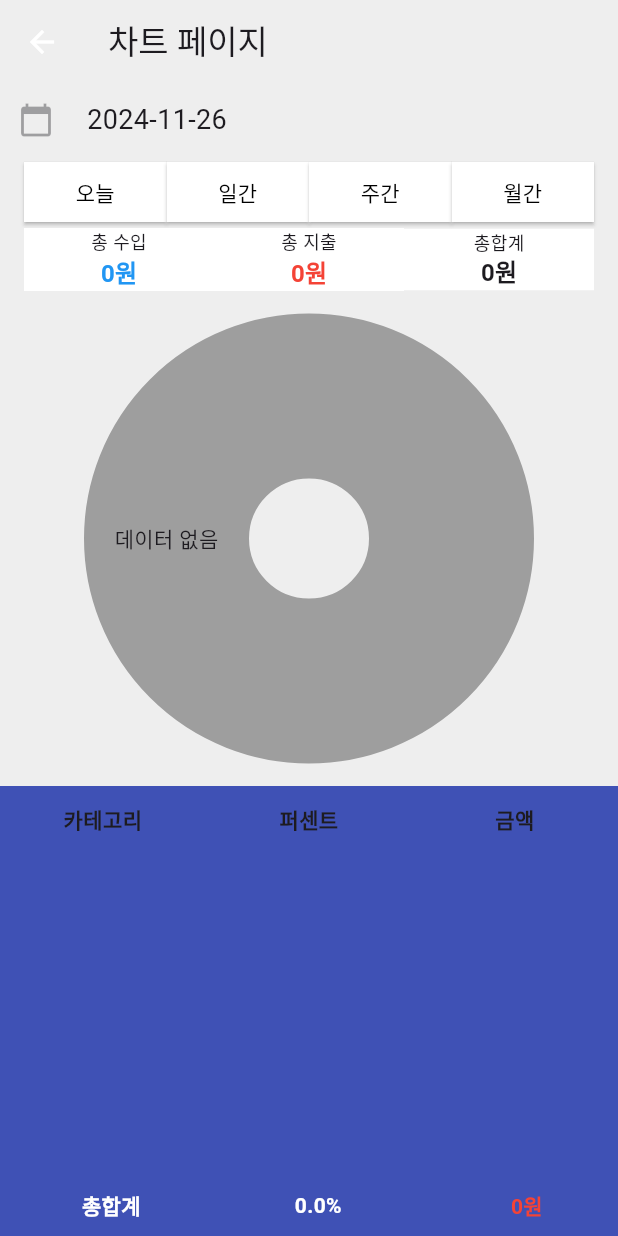
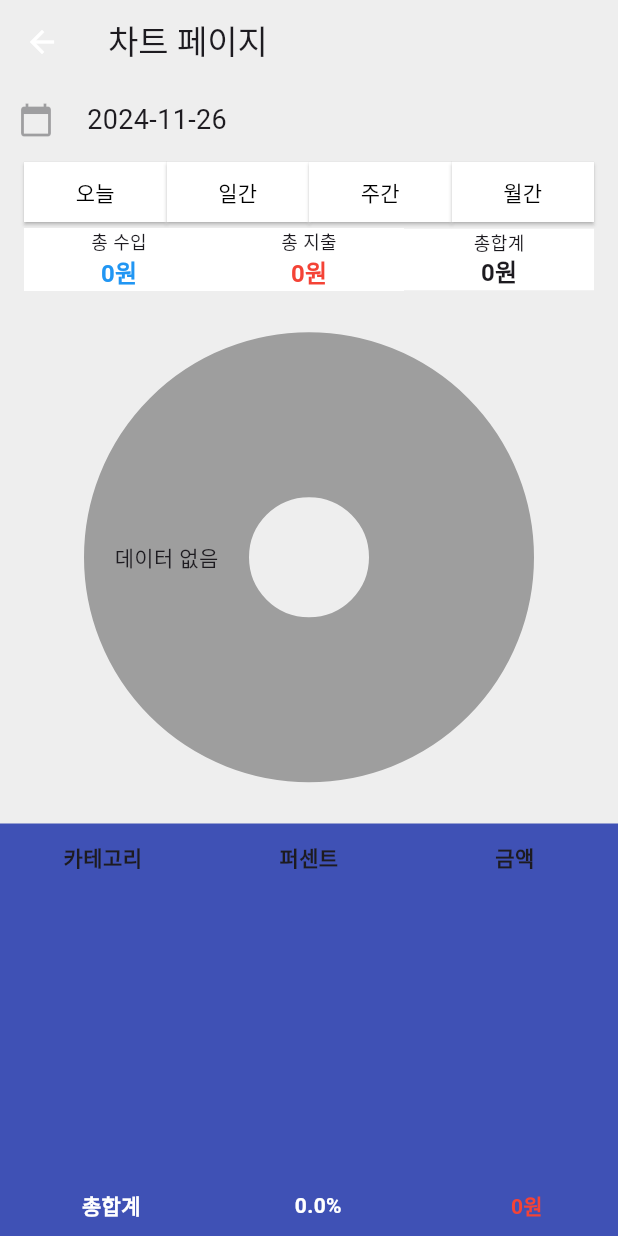
Before and after one commit to KIMjjjjjjjj/BudgetBook, a Flutter app: the ChartTodayPage screen opened by its route, on a phone screen of 412 x 824 dp. Run offline on Flutter 3.47's test engine with Material 3 defaults, Android fonts, the phone set to English and light mode, and no system bars; drawn by our look-alikes of fl_chart; our stand-ins replace cloud_firestore, firebase_auth, firebase_core, firebase_messaging, firebase_storage, flutter_local_notifications and 3 more; missing offline and left inert: mailer; accounts and stored records are empty.

Commit message:
Update chartToday.dart

```diff
--- a/lib/chartToday.dart
+++ b/lib/chartToday.dart
@@ -332,7 +332,7 @@ class ChartTodayState extends State<ChartTodayPage>{
             ),
           ),
           Container(
-            height: 300,
+            height: 275,
             padding: const EdgeInsets.all(0.0),
             color: Colors.indigo,
             child: Column(
```
